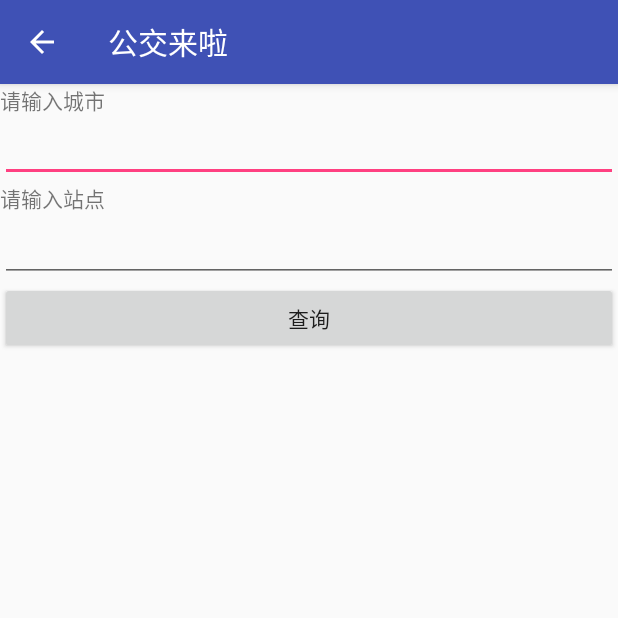
After one commit to rccoder/BusComing, an Android app: the StationActivity screen opened directly, with no data from a screen before it, on a phone screen of 412 x 824 dp, the top half of it. The commit adds this screen. Run offline under Robolectric (Android 15) with nearby library versions, the phone set to English and light mode, and no system bars; our stand-ins replace Volley.

Commit message:
孙岩的功能

```diff
--- a/app/src/main/AndroidManifest.xml
+++ b/app/src/main/AndroidManifest.xml
@@ -40,6 +40,7 @@
             >
         </activity>
         <activity android:name=".Activity.LineActivity" />
+        <activity android:name=".Activity.StationActivity" />
         <activity android:name=".Activity.RecentActivity" />
         <activity android:name=".Activity.StarActivity"></activity>
     </application>
--- /dev/null
+++ b/app/src/main/java/hit/edu/cn/buscoming/Activity/StationActivity.java
@@ -0,0 +1,139 @@
+package hit.edu.cn.buscoming.Activity;
+
+import android.content.Context;
+import android.content.Intent;
+import android.content.SharedPreferences;
+import android.os.Bundle;
+import android.support.v7.app.ActionBar;
+import android.util.Log;
+import android.view.MenuItem;
+import android.view.View;
+import android.widget.ArrayAdapter;
+import android.widget.Button;
+import android.widget.EditText;
+import android.widget.ListView;
+import android.widget.Toast;
+
+import com.android.volley.Request;
+import com.android.volley.RequestQueue;
+import com.android.volley.Response;
+import com.android.volley.VolleyError;
+import com.android.volley.toolbox.StringRequest;
+import com.android.volley.toolbox.Volley;
+import com.google.gson.Gson;
+
+import java.util.ArrayList;
+import java.util.List;
+import java.util.Map;
+
+import hit.edu.cn.buscoming.Base.BaseActivity;
+import hit.edu.cn.buscoming.Busstation.Res;
+import hit.edu.cn.buscoming.DB.DBManager;
+import hit.edu.cn.buscoming.DB.Recent;
+import hit.edu.cn.buscoming.R;
+
+public class StationActivity extends BaseActivity {
+    public List<Map<String, Object>> mData;
+    public String sgetname(){
+        SharedPreferences sharedPreferences = getSharedPreferences("ussss", Context.MODE_PRIVATE);
+        String name = sharedPreferences.getString("user","unknown");
+        return name;
+    }
+    @Override
+    protected void onCreate(Bundle savedInstanceState) {
+        super.onCreate(savedInstanceState);
+        setContentView(R.layout.activity_station);
+        ActionBar actionBar = getSupportActionBar();
+        actionBar.setDisplayHomeAsUpEnabled(true);
+
+        Intent intent = getIntent();
+        String city = intent.getStringExtra("extra");
+
+        final EditText editTextcity = (EditText)findViewById(R.id.inputcity1);
+        final EditText editTextstation = (EditText)findViewById(R.id.inputstation);
+
+        editTextcity.setText(city);
+
+        Button button = (Button)findViewById(R.id.stationsearch);
+        button.setOnClickListener(new Button.OnClickListener(){
+            @Override
+            public void onClick(View view) {
+                Toast.makeText(StationActivity.this, "searching", Toast.LENGTH_SHORT).show();
+                new Thread() {
+                    public void run() {
+
+                        final String city = editTextcity.getText().toString();
+                        final String station = editTextstation.getText().toString();
+                        Log.e("TAGG", "Thread is RUn");
+                        RequestQueue requestQueue = Volley.newRequestQueue(StationActivity.this);
+                        //StringRequest stringRequest = new StringRequest("http://api.juheapi.com/bus/citys?key=dfe24b2fc63686cf2a0b87cc47d050dd",
+                        StringRequest jsonObjectRequest = new StringRequest(
+                                //JsonObjectRequest jsonobjectrequest = new JsonObjectRequest(
+                                //Request.Method.GET,"http://api.juheapi.com/bus/line?key=dfe24b2fc63686cf2a0b87cc47d050dd&city="+city+"&q="+line,null,
+
+                                Request.Method.GET,"http://api.juheapi.com/bus/stat?key=dfe24b2fc63686cf2a0b87cc47d050dd&city="+city+"&q=宣化街",
+
+                                new Response.Listener<String>() {
+                                    @Override
+                                    public void onResponse(String response) {
+                                        //Log.d("TAGG", response.toString());
+                                        Gson gson = new Gson();
+                                        Res res;
+                                        res = gson.fromJson(response,Res.class);
+                                        DBManager db = new DBManager(StationActivity.this);
+
+
+                                        Recent r = new Recent(sgetname(),1);
+                                        r.setStop_city(city);
+                                        r.setStop_stop(station);
+                                        db.saveRecent(r);
+
+                                        ListView _listv = (ListView) findViewById(R.id.stationsearchresult);
+                                        List<String> _data = new ArrayList<String>();
+                                        if (res.getError_code()==0)
+                                        {
+                                            _data.add(res.getResult().get(0).get_id());
+                                            String[] lins = res.getResult().get(0).getLines();
+                                            for (int i=0;i<lins.length;i++)
+                                            {
+                                                   String s=lins[i];
+                                                   _data.add(s);
+                                            }
+                                        }
+                                        else
+                                        {
+                                            _data.add("输入错误");
+                                        }
+                                        ArrayAdapter<String> _adapter = new ArrayAdapter<String>(StationActivity.this,android.R.layout.simple_list_item_1,_data);
+                                        _listv.setAdapter(_adapter);
+
+                                        //mTextView.setText(res.getResult().get(0).get_id() + "/n" + res.getResult().get(0).getInfo()+"/n");
+
+                                    }
+                                }, new Response.ErrorListener() {
+                            @Override
+                            public void onErrorResponse(VolleyError error) {
+                                Log.e("TAGG", error.toString());
+                            }
+                        }
+                        );
+                        requestQueue.add(jsonObjectRequest);
+
+                    }
+
+                }.start();
+            }
+        });
+    }
+    @Override
+    public boolean onOptionsItemSelected(MenuItem item)
+    {
+        // TODO Auto-generated method stub
+        if(item.getItemId() == android.R.id.home)
+        {
+            finish();
+            return true;
+        }
+        return super.onOptionsItemSelected(item);
+    }
+}
--- /dev/null
+++ b/app/src/main/res/layout/activity_station.xml
@@ -0,0 +1,59 @@
+<?xml version="1.0" encoding="utf-8"?>
+<android.support.constraint.ConstraintLayout xmlns:android="http://schemas.android.com/apk/res/android"
+xmlns:app="http://schemas.android.com/apk/res-auto"
+xmlns:tools="http://schemas.android.com/tools"
+android:id="@+id/activity_station"
+android:layout_width="match_parent"
+android:layout_height="match_parent"
+tools:context="hit.edu.cn.buscoming.Activity.StationActivity">
+
+<LinearLayout
+    android:orientation="vertical"
+    android:layout_width="match_parent"
+    android:layout_height="match_parent"
+    tools:layout_editor_absoluteX="-25dp"
+    tools:layout_editor_absoluteY="-1dp">
+
+    <TextView
+        android:text="@string/cityinput"
+        android:layout_width="match_parent"
+        android:layout_height="wrap_content"
+        android:id="@+id/inputcitytext1" />
+
+    <EditText
+        android:layout_width="match_parent"
+        android:layout_height="44dp"
+        android:inputType="textPersonName"
+        android:text=" "
+        android:ems="10"
+        android:id="@+id/inputcity1"
+        app:layout_constraintLeft_toLeftOf="@+id/activity_main6"
+        app:layout_constraintTop_toTopOf="@+id/activity_main6" />
+
+    <TextView
+        android:text="@string/stationinput"
+        android:layout_width="match_parent"
+        android:layout_height="wrap_content"
+        android:id="@+id/inputstationtext" />
+
+    <EditText
+        android:layout_width="match_parent"
+        android:layout_height="wrap_content"
+        android:inputType="textPersonName"
+        android:text=""
+        android:ems="10"
+        android:id="@+id/inputstation" />
+
+    <Button
+        android:text="@string/lineserachbutton"
+        android:layout_width="match_parent"
+        android:layout_height="wrap_content"
+        android:id="@+id/stationsearch" />
+
+    <ListView
+        android:layout_width="match_parent"
+        android:layout_height="match_parent"
+        android:id="@+id/stationsearchresult"/>
+</LinearLayout>
+
+</android.support.constraint.ConstraintLayout>
--- a/app/src/main/res/values/strings.xml
+++ b/app/src/main/res/values/strings.xml
@@ -40,6 +40,7 @@
     <!-- Strings line -->
     <string name="cityinput">请输入城市</string>
     <string name="lineinput">请输入线路</string>
+    <string name="stationinput">请输入站点</string>
     <string name="lineserachbutton">查询</string>
 
     <string name="linetext">路线查询</string>
```
Also changed, not shown: app/src/main/java/hit/edu/cn/buscoming/Activity/MainActivity.java (+13 -1 lines), app/src/main/java/hit/edu/cn/buscoming/Busstation/Res.java (added, +34 -0 lines), app/src/main/java/hit/edu/cn/buscoming/Busstation/bus.java (added, +38 -0 lines).
